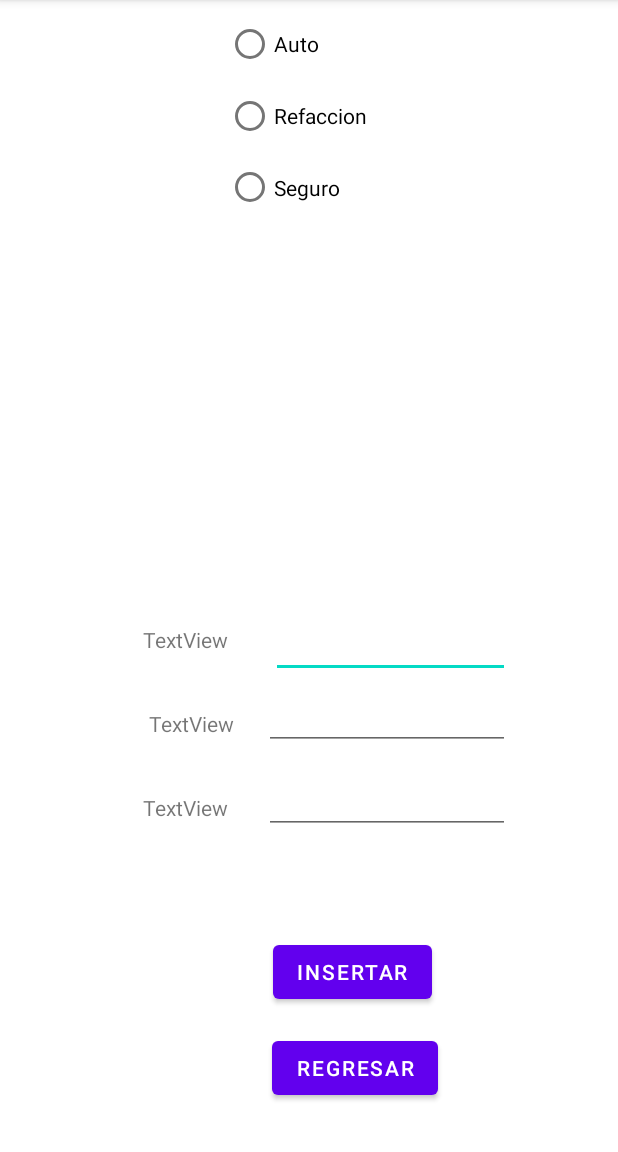
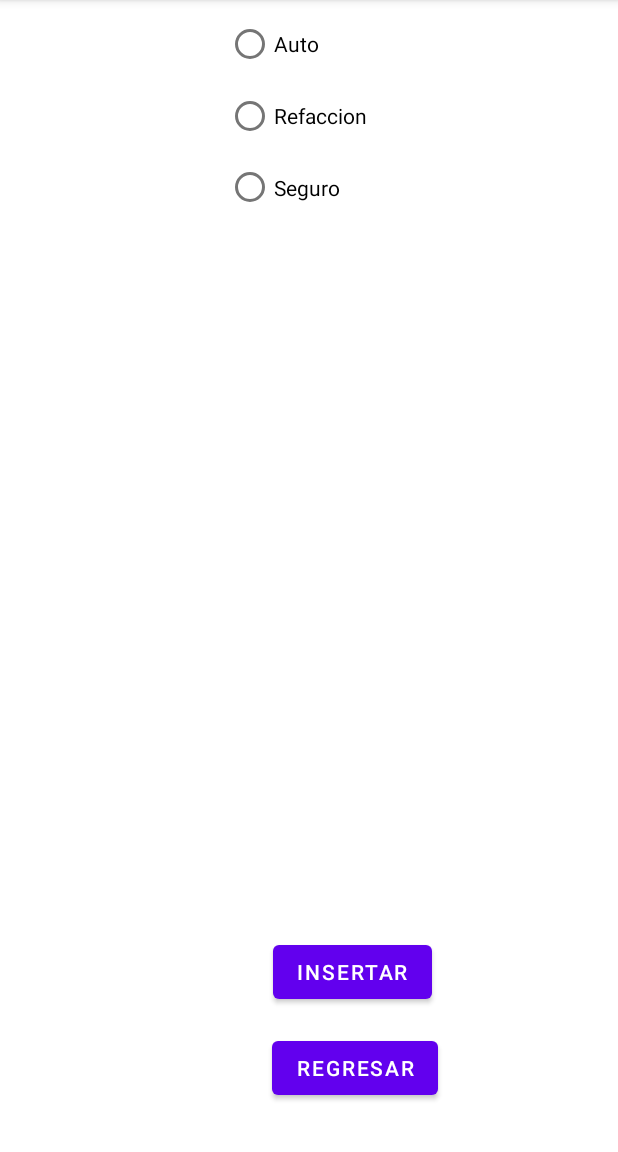
Before and after one commit to JoseDeJesusMendozaBecerril/ProyectoMoviles, an Android app: the InsertaActivity screen opened directly, with no data from a screen before it, on a phone screen of 412 x 824 dp, the part 84-1236 px from its top. Run offline under Robolectric (Android 15) with nearby library versions, the phone set to English and light mode, and no system bars.

Commit message:
Avance Funcionamiento de Interfaces usuario

```diff
--- a/app/src/main/java/com/pepe/proyecto/InsertaActivity.java
+++ b/app/src/main/java/com/pepe/proyecto/InsertaActivity.java
@@ -3,14 +3,133 @@ package com.pepe.proyecto;
 import androidx.appcompat.app.AppCompatActivity;
 
 import android.os.Bundle;
+import android.text.InputType;
+import android.view.View;
+import android.widget.EditText;
+import android.widget.RadioButton;
+import android.widget.TextView;
+import android.widget.Toast;
+
+import java.util.EventListener;
 
 public class InsertaActivity extends AppCompatActivity {
 
+    RadioButton radioAutoInsert;
+    RadioButton radioRefaccionInsert;
+    RadioButton radioSeguroInsert;
+
+    TextView tvop1;
+    TextView tvop2;
+    TextView tvop3;
+
+    EditText editInsertaOp1;
+    EditText editInsertaOp2;
+    EditText editInsertaOp3;
     @Override
     protected void onCreate(Bundle savedInstanceState) {
         super.onCreate(savedInstanceState);
         setContentView(R.layout.activity_inserta);
+        initComponents();
+        changeVisibility(0);
+        this.addMethods();
+    }
+
+    public void initComponents(){
+        this.tvop1 = (TextView) findViewById(R.id.TextOpInserta1);
+        this.tvop2 = (TextView) findViewById(R.id.TextOpInserta2);
+        this.tvop3 = (TextView) findViewById(R.id.TextOpInserta3);
+
+        this.editInsertaOp1 = (EditText) findViewById(R.id.editInsertaOp1);
+        this.editInsertaOp2 = (EditText) findViewById(R.id.editInsertaOp2);
+        this.editInsertaOp3 = (EditText) findViewById(R.id.editInsertaOp3);
+
+        this.radioAutoInsert = (RadioButton) findViewById(R.id.radioAutoInsert);
+        this.radioRefaccionInsert = (RadioButton) findViewById(R.id.radioRefaccionInsert);
+        this.radioSeguroInsert = (RadioButton) findViewById(R.id.radioSeguroInsert);
+
+    }
+
+    public void changeVisibility(int op){
+        int estado = View.INVISIBLE;// = View.INVISIBLE;
+        if(op == 1){
+            estado = View.VISIBLE;
+        }else if(op==0){
+            estado = View.INVISIBLE;
+        }
+
+        this.tvop1.setVisibility(estado);
+        this.tvop2.setVisibility(estado);
+        this.tvop3.setVisibility(estado);
+
+        this.editInsertaOp1.setVisibility(estado);
+        this.editInsertaOp2.setVisibility(estado);
+        this.editInsertaOp3.setVisibility(estado);
+    }
+
+    public void changeState(){
+        if(radioAutoInsert.isChecked()){ //Auto
+            changeVisibility(1);
+            this.tvop1.setText("Modelo");
+            this.tvop2.setText("Descripcion");
+            this.tvop3.setText("Marca");
+
+            this.editInsertaOp1.setInputType(InputType.TYPE_CLASS_NUMBER);
+            this.editInsertaOp2.setInputType(InputType.TYPE_CLASS_TEXT);
+            this.editInsertaOp3.setInputType(InputType.TYPE_CLASS_TEXT);
+        }
+        else if(radioRefaccionInsert.isChecked()){ //Refaccion
+            changeVisibility(1);
+            this.tvop1.setText("Nombre");
+            this.tvop2.setText("Descripcion");
+            this.tvop3.setText("Categoria");
+
+            this.editInsertaOp1.setInputType(InputType.TYPE_CLASS_TEXT);
+            this.editInsertaOp2.setInputType(InputType.TYPE_CLASS_TEXT);
+            this.editInsertaOp3.setInputType(InputType.TYPE_CLASS_TEXT);
+
+        }
+        else if(radioSeguroInsert.isChecked()){
+            this.tvop1.setText("Nombre");
+            this.tvop2.setText("Descripcion");
+            this.tvop3.setText("Tipo");
+
+            this.editInsertaOp1.setInputType(InputType.TYPE_CLASS_TEXT);
+            this.editInsertaOp2.setInputType(InputType.TYPE_CLASS_TEXT);
+            this.editInsertaOp3.setInputType(InputType.TYPE_CLASS_TEXT);
+        }
+    }
+
+    public void addMethods(){
+        this.radioAutoInsert.setOnClickListener(new View.OnClickListener() {
+            @Override
+            public void onClick(View v) {
+                Toast.makeText(getApplicationContext(),"RadioAuto Selected",Toast.LENGTH_SHORT).show();
+                //changeVisibility(1);
+                changeState();
+            }
+        });
+        this.radioRefaccionInsert.setOnClickListener(new View.OnClickListener() {
+            @Override
+            public void onClick(View v) {
+                Toast.makeText(getApplicationContext(),"RadioRefaccion Selected",Toast.LENGTH_SHORT).show();
+                //changeVisibility(1);
+                changeState();
+            }
+        });
+        this.radioSeguroInsert.setOnClickListener(new View.OnClickListener() {
+            @Override
+            public void onClick(View v) {
+                Toast.makeText(getApplicationContext(),"RadioSeguro Selected",Toast.LENGTH_SHORT).show();
+                //changeVisibility(1);
+                changeState();
+            }
+        });
+
+
+
+
     }
 
 
+
 }
--- a/app/src/main/res/layout/activity_inserta.xml
+++ b/app/src/main/res/layout/activity_inserta.xml
@@ -107,19 +107,19 @@
         app:layout_constraintTop_toTopOf="parent">
 
         <RadioButton
-            android:id="@+id/radioButton"
+            android:id="@+id/radioAutoInsert"
             android:layout_width="match_parent"
             android:layout_height="wrap_content"
             android:text="Auto" />
 
         <RadioButton
-            android:id="@+id/radioButton2"
+            android:id="@+id/radioRefaccionInsert"
             android:layout_width="match_parent"
             android:layout_height="wrap_content"
             android:text="Refaccion" />
 
         <RadioButton
-            android:id="@+id/radioButton3"
+            android:id="@+id/radioSeguroInsert"
             android:layout_width="match_parent"
             android:layout_height="wrap_content"
             android:text="Seguro" />
```
Also changed, not shown: app/src/main/java/com/pepe/proyecto/MainActivity.java (+9 -0 lines).
